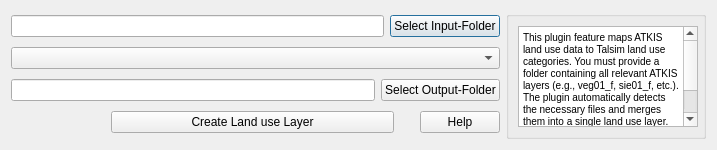
Above: QTalsim/qtalsim_landuse.ui from sydroconsult/QTalsim before the change. Below: the same form after it.
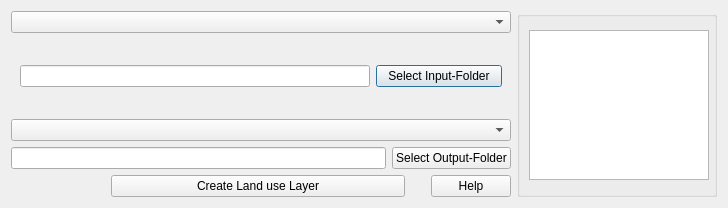
That is the form after the change. The open tabs and pages were chosen to show the change. Custom widgets are drawn as their Qt base class.

Commit message: Add land cover mapping LBM

What changed in the file:
```diff
--- a/QTalsim/qtalsim_landuse.ui
+++ b/QTalsim/qtalsim_landuse.ui
@@ -6,8 +6,8 @@
    <rect>
     <x>0</x>
     <y>0</y>
-    <width>717</width>
-    <height>150</height>
+    <width>728</width>
+    <height>208</height>
    </rect>
   </property>
   <property name="windowTitle">
@@ -17,18 +17,54 @@
    <item>
     <layout class="QVBoxLayout" name="verticalLayout">
      <item>
-      <layout class="QHBoxLayout" name="horizontalLayout">
+      <widget class="QComboBox" name="comboboxLanduseSource"/>
+     </item>
        <item>
-        <widget class="QLineEdit" name="inputPath"/>
+      <widget class="QStackedWidget" name="stackedWidget">
+       <property name="currentIndex">
+        <number>0</number>
+       </property>
+       <widget class="QWidget" name="pageLBM">
+        <layout class="QVBoxLayout" name="verticalLayout_3">
+         <item>
+          <widget class="QComboBox" name="comboboxLayerLandbedeckung"/>
+         </item>
+        </layout>
+       </widget>
+       <widget class="QWidget" name="pageATKIS">
+        <layout class="QHBoxLayout" name="horizontalLayout_6">
+         <item>
+          <widget class="QLineEdit" name="inputPath">
+           <property name="sizePolicy">
+            <sizepolicy hsizetype="MinimumExpanding" vsizetype="Fixed">
+             <horstretch>0</horstretch>
+             <verstretch>0</verstretch>
+            </sizepolicy>
+           </property>
+           <property name="maximumSize">
+            <size>
+             <width>350</width>
+             <height>16777215</height>
+            </size>
+           </property>
+          </widget>
        </item>
        <item>
         <widget class="QPushButton" name="onInputFolder">
+           <property name="sizePolicy">
+            <sizepolicy hsizetype="Minimum" vsizetype="Fixed">
+             <horstretch>0</horstretch>
+             <verstretch>0</verstretch>
+            </sizepolicy>
+           </property>
          <property name="text">
           <string>Select Input-Folder</string>
          </property>
         </widget>
        </item>
       </layout>
+       </widget>
+      </widget>
      </item>
      <item>
       <layout class="QHBoxLayout" name="horizontalLayout_4">
@@ -142,7 +178,7 @@
 &lt;html&gt;&lt;head&gt;&lt;meta name=&quot;qrichtext&quot; content=&quot;1&quot; /&gt;&lt;style type=&quot;text/css&quot;&gt;
 p, li { white-space: pre-wrap; }
 &lt;/style&gt;&lt;/head&gt;&lt;body style=&quot; font-family:'MS Shell Dlg 2'; font-size:7.8pt; font-weight:400; font-style:normal;&quot;&gt;
-&lt;p style=&quot; margin-top:0px; margin-bottom:0px; margin-left:0px; margin-right:0px; -qt-block-indent:0; text-indent:0px;&quot;&gt;This plugin feature maps ATKIS land use data to Talsim land use categories. You must provide a folder containing all relevant ATKIS layers (e.g., veg01_f, sie01_f, etc.). The plugin automatically detects the necessary files and merges them into a single land use layer. Optionally, you can specify a clipping layer to limit the extent of the merged result.&lt;/p&gt;&lt;/body&gt;&lt;/html&gt;</string>
+&lt;p style=&quot;-qt-paragraph-type:empty; margin-top:0px; margin-bottom:0px; margin-left:0px; margin-right:0px; -qt-block-indent:0; text-indent:0px; font-size:8pt;&quot;&gt;&lt;br /&gt;&lt;/p&gt;&lt;/body&gt;&lt;/html&gt;</string>
         </property>
        </widget>
       </item>
```
Lines whose indentation alone changed are shown as unchanged. The commit also changes 7 other files.
